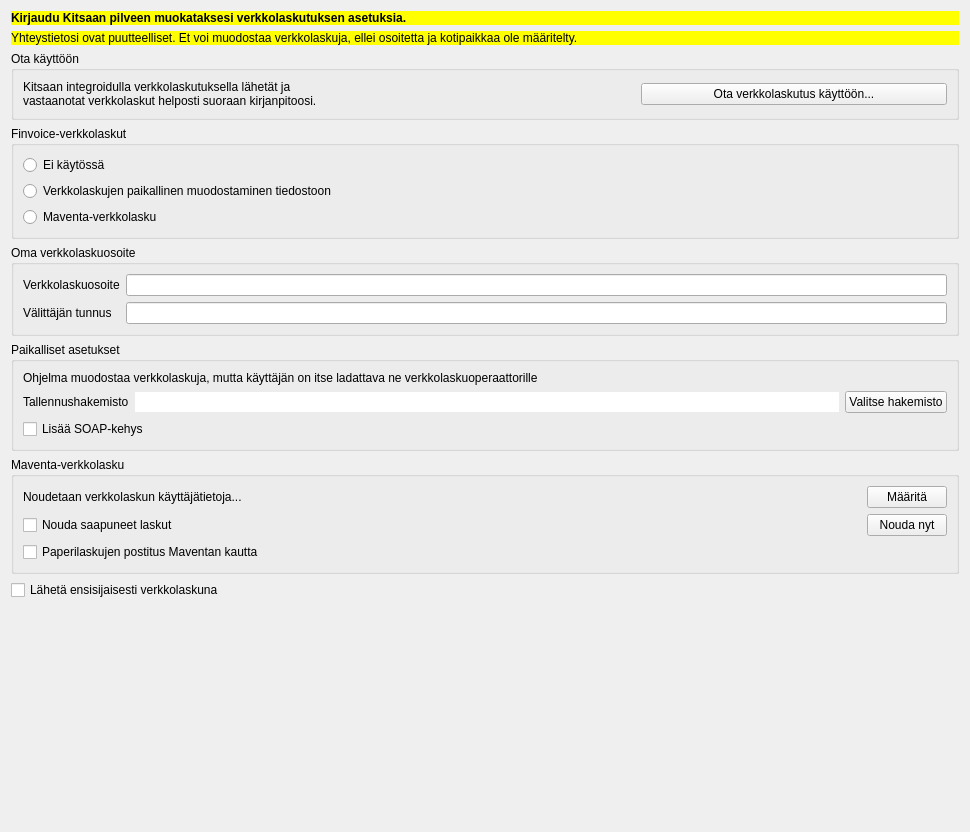
First picture: the form in kitsas/maaritys/verkkolasku/verkkolasku.ui, repository artoh/kitupiikki, before the edit.
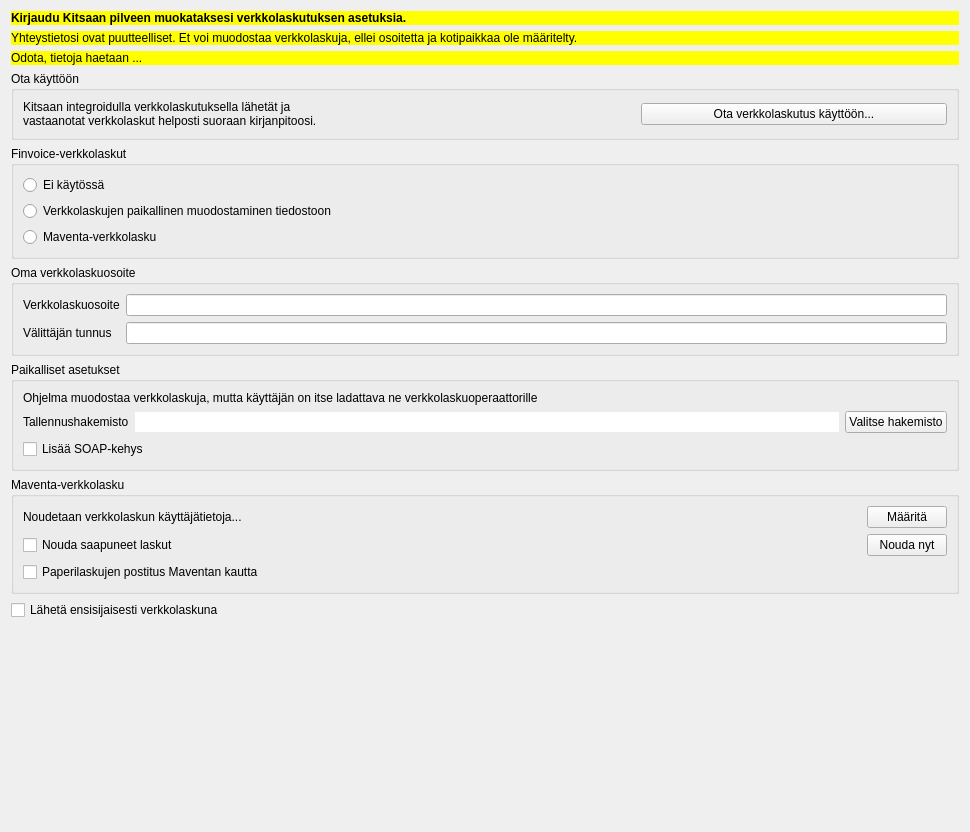
Second picture: the form after the edit. Icons and pictures are not drawn.

```diff
--- a/kitsas/maaritys/verkkolasku/verkkolasku.ui
+++ b/kitsas/maaritys/verkkolasku/verkkolasku.ui
@@ -38,6 +38,16 @@
      </property>
     </widget>
    </item>
+   <item>
+    <widget class="QLabel" name="odotaLabel">
+     <property name="styleSheet">
+      <string notr="true">background-color: rgb(255, 255, 0);</string>
+     </property>
+     <property name="text">
+      <string>Odota, tietoja haetaan ...</string>
+     </property>
+    </widget>
+   </item>
    <item>
     <widget class="QGroupBox" name="velhoGroup">
      <property name="title">
```
